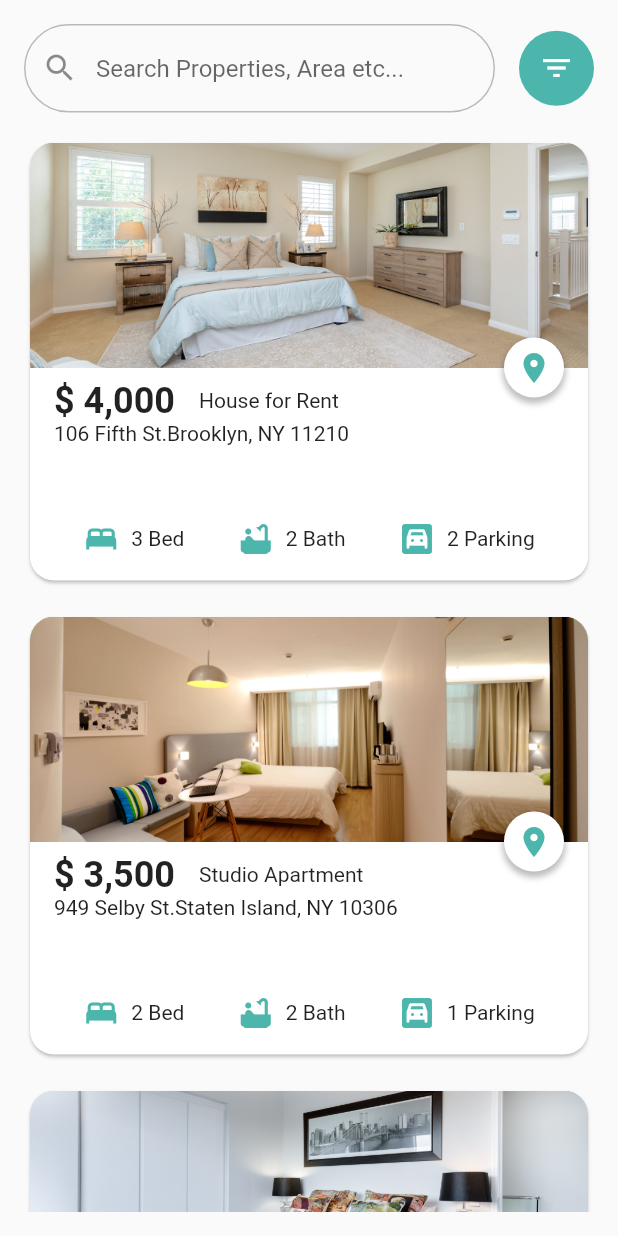
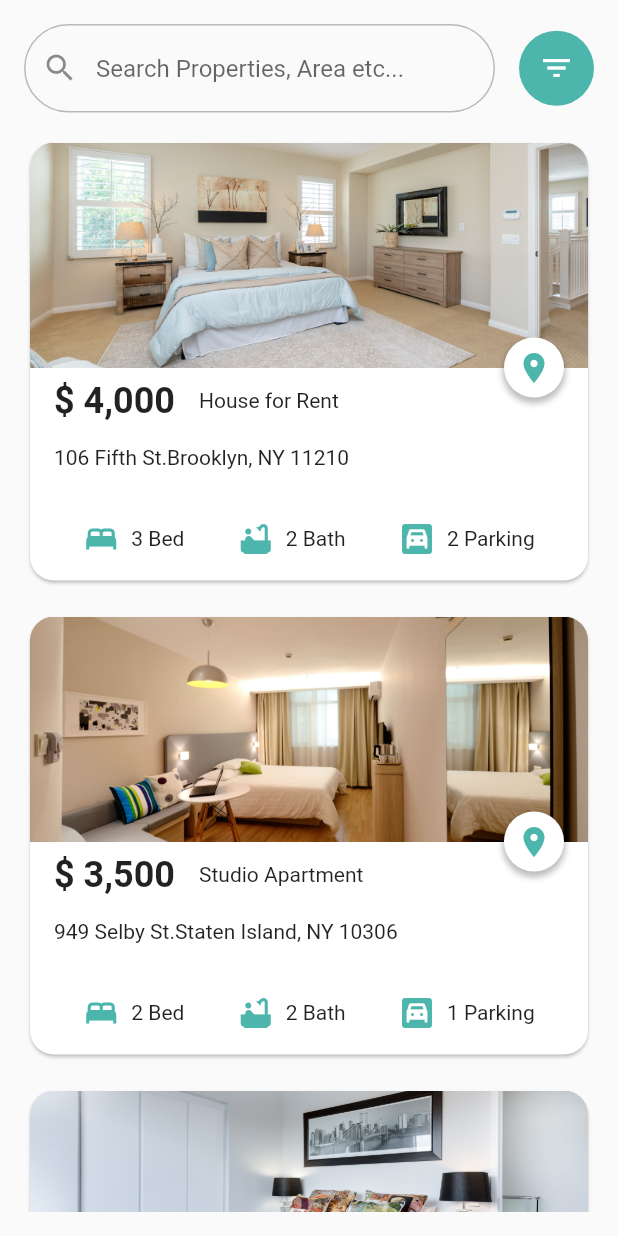
Before and after one commit to Xicatto/real_estate, a Flutter app: the screen it shows after launch, on a phone screen of 412 x 824 dp. Run offline on Flutter 3.47's test engine with Material 2 defaults, Android fonts, the phone set to English and light mode, and no system bars.

Commit message:
Modifications to sizedbox and padding

```diff
--- a/lib/main.dart
+++ b/lib/main.dart
@@ -62,9 +62,9 @@ class _MyHomePageState extends State<MyHomePage> {
   @override
   Widget build(BuildContext context) {
     log(list.length.toString());
-
     return Scaffold(
-      body: Padding(
+      body: SafeArea(
+        child: Padding(
           padding: const EdgeInsets.only(bottom: 16.0),
           child: Column(
             children: [
@@ -93,6 +93,7 @@ class _MyHomePageState extends State<MyHomePage> {
                 ),
               ),
             ],
+          ),
         ),
       ),
     );
@@ -197,6 +198,9 @@ class _MyHomePageState extends State<MyHomePage> {
             ],
           ),
         ),
+        SizedBox(
+          height: 16.0,
+        ),
         Padding(
           padding: const EdgeInsets.only(left: 16.0),
           child: SizedBox(
```
Also changed, not shown: pubspec.lock, 1 other file. Lines whose indentation alone changed are shown as unchanged.
